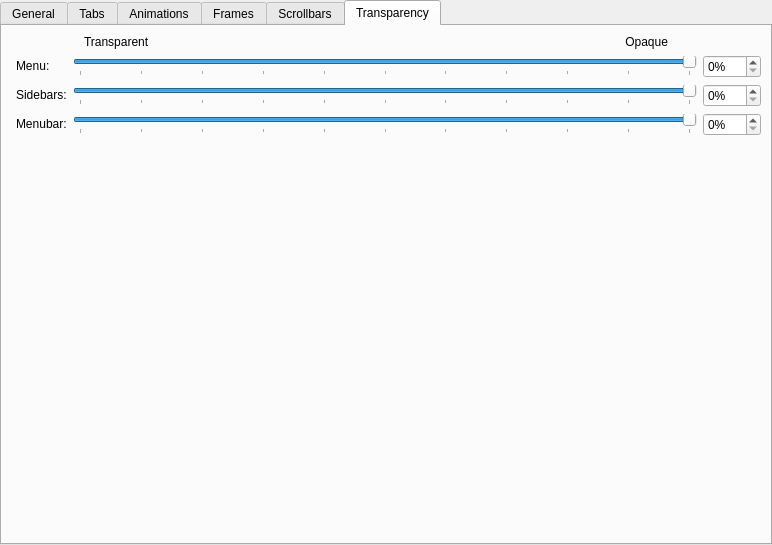
Old version of the form kstyle/config/ui/darklystyleconfig.ui in the repository benjumanji/Darkly.
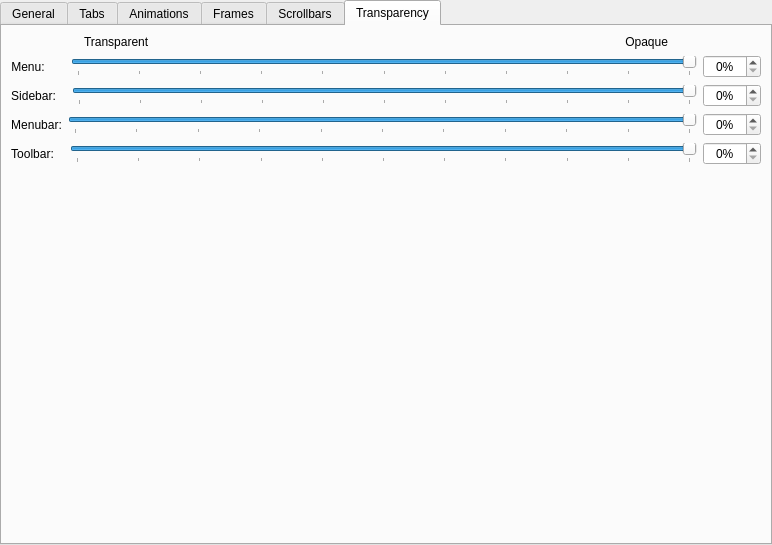
New version of the form. The open tabs and pages were chosen to show the change. Custom widgets are drawn as their Qt base class.

Commit message: Added toolbar transparency settings

Diff of the .ui file:
```diff
--- a/kstyle/config/ui/darklystyleconfig.ui
+++ b/kstyle/config/ui/darklystyleconfig.ui
@@ -318,7 +318,7 @@
         <rect>
          <x>10</x>
          <y>0</y>
-         <width>311</width>
+         <width>315</width>
          <height>338</height>
         </rect>
        </property>
@@ -717,151 +717,32 @@
        <string>Transparency</string>
       </attribute>
       <layout class="QGridLayout" name="gridLayout_2">
-       <item row="1" column="0">
-        <layout class="QFormLayout" name="formLayout_6">
-         <item row="0" column="0">
-          <widget class="QLabel" name="_menuGroupDescription">
-           <property name="text">
-            <string>Menu:     </string>
-           </property>
-           <property name="alignment">
-            <set>Qt::AlignmentFlag::AlignBottom|Qt::AlignmentFlag::AlignLeading|Qt::AlignmentFlag::AlignLeft</set>
-           </property>
-           <property name="indent">
-            <number>5</number>
-           </property>
-          </widget>
-         </item>
-         <item row="0" column="1">
-          <layout class="QHBoxLayout" name="horizontalLayout_5">
-           <item>
-            <widget class="QSlider" name="_menuOpacity">
-             <property name="toolTip">
-              <string>This changes the menu items transparency</string>
-             </property>
-             <property name="minimum">
-              <number>0</number>
-             </property>
-             <property name="maximum">
-              <number>100</number>
-             </property>
-             <property name="singleStep">
-              <number>1</number>
-             </property>
-             <property name="pageStep">
-              <number>10</number>
-             </property>
-             <property name="value">
-              <number>100</number>
-             </property>
-             <property name="orientation">
-              <enum>Qt::Orientation::Horizontal</enum>
-             </property>
-             <property name="invertedAppearance">
-              <bool>false</bool>
-             </property>
-             <property name="invertedControls">
-              <bool>false</bool>
-             </property>
-             <property name="tickPosition">
-              <enum>QSlider::TickPosition::TicksBelow</enum>
-             </property>
-             <property name="tickInterval">
-              <number>10</number>
-             </property>
-            </widget>
-           </item>
-           <item>
-            <widget class="QSpinBox" name="_menuOpacitySpinBox">
-             <property name="suffix">
-              <string>%</string>
-             </property>
-             <property name="maximum">
-              <number>100</number>
-             </property>
-            </widget>
-           </item>
-          </layout>
-         </item>
-         <item row="1" column="0">
-          <widget class="QLabel" name="label_5">
-           <property name="text">
-            <string>Sidebars:</string>
-           </property>
-           <property name="alignment">
-            <set>Qt::AlignmentFlag::AlignBottom|Qt::AlignmentFlag::AlignLeading|Qt::AlignmentFlag::AlignLeft</set>
-           </property>
-           <property name="indent">
-            <number>5</number>
-           </property>
-          </widget>
-         </item>
-         <item row="1" column="1">
-          <layout class="QHBoxLayout" name="horizontalLayout_8">
-           <item>
-            <widget class="QSlider" name="_sidebarOpacity">
-             <property name="toolTip">
-              <string>This changes the Dolphin sidebar transparency</string>
-             </property>
-             <property name="maximum">
-              <number>100</number>
-             </property>
-             <property name="singleStep">
-              <number>1</number>
-             </property>
-             <property name="pageStep">
-              <number>10</number>
-             </property>
-             <property name="value">
-              <number>100</number>
-             </property>
-             <property name="sliderPosition">
-              <number>100</number>
-             </property>
-             <property name="orientation">
-              <enum>Qt::Orientation::Horizontal</enum>
-             </property>
-             <property name="invertedAppearance">
-              <bool>false</bool>
-             </property>
-             <property name="invertedControls">
-              <bool>false</bool>
-             </property>
-             <property name="tickPosition">
-              <enum>QSlider::TickPosition::TicksBelow</enum>
-             </property>
-             <property name="tickInterval">
-              <number>10</number>
-             </property>
-            </widget>
-           </item>
-           <item>
-            <widget class="QSpinBox" name="_sidebarOpacitySpinBox">
-             <property name="suffix">
-              <string>%</string>
-             </property>
-             <property name="maximum">
-              <number>100</number>
-             </property>
-            </widget>
-           </item>
-          </layout>
-         </item>
-         <item row="2" column="0">
+       <item row="4" column="0">
+        <layout class="QHBoxLayout" name="horizontalLayout_7">
+         <item>
           <widget class="QLabel" name="label_7">
            <property name="text">
             <string>Menubar:</string>
            </property>
            <property name="alignment">
-            <set>Qt::AlignmentFlag::AlignBottom|Qt::AlignmentFlag::AlignLeading|Qt::AlignmentFlag::AlignLeft</set>
+            <set>Qt::AlignmentFlag::AlignCenter</set>
            </property>
            <property name="indent">
             <number>5</number>
            </property>
+           <property name="buddy">
+            <cstring>_menuBarOpacity</cstring>
+           </property>
           </widget>
          </item>
-         <item row="2" column="1">
-          <layout class="QHBoxLayout" name="horizontalLayout_7">
+         <item>
+          <layout class="QHBoxLayout" name="horizontalLayout_10">
+           <property name="spacing">
+            <number>0</number>
+           </property>
+           <property name="leftMargin">
+            <number>0</number>
+           </property>
            <item>
             <widget class="QSlider" name="_menuBarOpacity">
              <property name="toolTip">
@@ -884,18 +765,21 @@
              </property>
             </widget>
            </item>
-           <item>
-            <widget class="QSpinBox" name="_menuBarOpacitySpinBox">
-             <property name="suffix">
-              <string>%</string>
-             </property>
-             <property name="maximum">
-              <number>100</number>
-             </property>
-            </widget>
-           </item>
           </layout>
          </item>
+         <item>
+          <widget class="QSpinBox" name="_menuBarOpacitySpinBox">
+           <property name="alignment">
+            <set>Qt::AlignmentFlag::AlignCenter</set>
+           </property>
+           <property name="suffix">
+            <string>%</string>
+           </property>
+           <property name="maximum">
+            <number>100</number>
+           </property>
+          </widget>
+         </item>
         </layout>
        </item>
        <item row="0" column="0">
@@ -944,6 +828,234 @@
         </layout>
        </item>
        <item row="2" column="0">
+        <layout class="QHBoxLayout" name="horizontalLayout_8">
+         <item>
+          <widget class="QLabel" name="label_5">
+           <property name="text">
+            <string>Sidebar:</string>
+           </property>
+           <property name="alignment">
+            <set>Qt::AlignmentFlag::AlignCenter</set>
+           </property>
+           <property name="indent">
+            <number>5</number>
+           </property>
+           <property name="buddy">
+            <cstring>_sidebarOpacity</cstring>
+           </property>
+          </widget>
+         </item>
+         <item>
+          <layout class="QHBoxLayout" name="horizontalLayout_9">
+           <property name="spacing">
+            <number>0</number>
+           </property>
+           <property name="leftMargin">
+            <number>10</number>
+           </property>
+           <item>
+            <widget class="QSlider" name="_sidebarOpacity">
+             <property name="toolTip">
+              <string>This changes the Dolphin sidebar transparency</string>
+             </property>
+             <property name="maximum">
+              <number>100</number>
+             </property>
+             <property name="singleStep">
+              <number>1</number>
+             </property>
+             <property name="pageStep">
+              <number>10</number>
+             </property>
+             <property name="value">
+              <number>100</number>
+             </property>
+             <property name="sliderPosition">
+              <number>100</number>
+             </property>
+             <property name="orientation">
+              <enum>Qt::Orientation::Horizontal</enum>
+             </property>
+             <property name="invertedAppearance">
+              <bool>false</bool>
+             </property>
+             <property name="invertedControls">
+              <bool>false</bool>
+             </property>
+             <property name="tickPosition">
+              <enum>QSlider::TickPosition::TicksBelow</enum>
+             </property>
+             <property name="tickInterval">
+              <number>10</number>
+             </property>
+            </widget>
+           </item>
+          </layout>
+         </item>
+         <item>
+          <widget class="QSpinBox" name="_sidebarOpacitySpinBox">
+           <property name="alignment">
+            <set>Qt::AlignmentFlag::AlignCenter</set>
+           </property>
+           <property name="suffix">
+            <string>%</string>
+           </property>
+           <property name="maximum">
+            <number>100</number>
+           </property>
+          </widget>
+         </item>
+        </layout>
+       </item>
+       <item row="1" column="0">
+        <layout class="QHBoxLayout" name="horizontalLayout_2">
+         <item>
+          <widget class="QLabel" name="_menuGroupDescription">
+           <property name="text">
+            <string>Menu:</string>
+           </property>
+           <property name="alignment">
+            <set>Qt::AlignmentFlag::AlignCenter</set>
+           </property>
+           <property name="indent">
+            <number>5</number>
+           </property>
+           <property name="buddy">
+            <cstring>_menuOpacity</cstring>
+           </property>
+          </widget>
+         </item>
+         <item>
+          <layout class="QHBoxLayout" name="horizontalLayout_5">
+           <property name="spacing">
+            <number>0</number>
+           </property>
+           <property name="leftMargin">
+            <number>20</number>
+           </property>
+           <item>
+            <widget class="QSlider" name="_menuOpacity">
+             <property name="toolTip">
+              <string>This changes the menu items transparency</string>
+             </property>
+             <property name="minimum">
+              <number>0</number>
+             </property>
+             <property name="maximum">
+              <number>100</number>
+             </property>
+             <property name="singleStep">
+              <number>1</number>
+             </property>
+             <property name="pageStep">
+              <number>10</number>
+             </property>
+             <property name="value">
+              <number>100</number>
+             </property>
+             <property name="orientation">
+              <enum>Qt::Orientation::Horizontal</enum>
+             </property>
+             <property name="invertedAppearance">
+              <bool>false</bool>
+             </property>
+             <property name="invertedControls">
+              <bool>false</bool>
+             </property>
+             <property name="tickPosition">
+              <enum>QSlider::TickPosition::TicksBelow</enum>
+             </property>
+             <property name="tickInterval">
+              <number>10</number>
+             </property>
+            </widget>
+           </item>
+          </layout>
+         </item>
+         <item>
+          <widget class="QSpinBox" name="_menuOpacitySpinBox">
+           <property name="alignment">
+            <set>Qt::AlignmentFlag::AlignCenter</set>
+           </property>
+           <property name="suffix">
+            <string>%</string>
+           </property>
+           <property name="maximum">
+            <number>100</number>
+           </property>
+          </widget>
+         </item>
+        </layout>
+       </item>
+       <item row="6" column="0">
+        <layout class="QHBoxLayout" name="horizontalLayout_3">
+         <item>
+          <widget class="QLabel" name="label_8">
+           <property name="enabled">
+            <bool>true</bool>
+           </property>
+           <property name="text">
+            <string>Toolbar:</string>
+           </property>
+           <property name="alignment">
+            <set>Qt::AlignmentFlag::AlignCenter</set>
+           </property>
+           <property name="indent">
+            <number>5</number>
+           </property>
+           <property name="buddy">
+            <cstring>_toolBarOpacity</cstring>
+           </property>
+          </widget>
+         </item>
+         <item>
+          <layout class="QHBoxLayout" name="horizontalLayout_11" stretch="0">
+           <property name="spacing">
+            <number>0</number>
+           </property>
+           <property name="leftMargin">
+            <number>10</number>
+           </property>
+           <item>
+            <widget class="QSlider" name="_toolBarOpacity">
+             <property name="toolTip">
+              <string>This only works on color schemes which support transparency</string>
+             </property>
+             <property name="maximum">
+              <number>100</number>
+             </property>
+             <property name="value">
+              <number>100</number>
+             </property>
+             <property name="orientation">
+              <enum>Qt::Orientation::Horizontal</enum>
+             </property>
+             <property name="tickPosition">
+              <enum>QSlider::TickPosition::TicksBelow</enum>
+             </property>
+             <property name="tickInterval">
+              <number>10</number>
+             </property>
+            </widget>
+           </item>
+          </layout>
+         </item>
+         <item>
+          <widget class="QSpinBox" name="_toolBarOpacitySpinBox">
+           <property name="alignment">
+            <set>Qt::AlignmentFlag::AlignCenter</set>
+           </property>
+           <property name="suffix">
+            <string>%</string>
+           </property>
+           <property name="maximum">
+            <number>100</number>
+           </property>
+          </widget>
+         </item>
+        </layout>
+       </item>
+       <item row="7" column="0">
         <spacer name="verticalSpacer_2">
          <property name="orientation">
           <enum>Qt::Orientation::Vertical</enum>
```
The commit also changes 3 other files.
